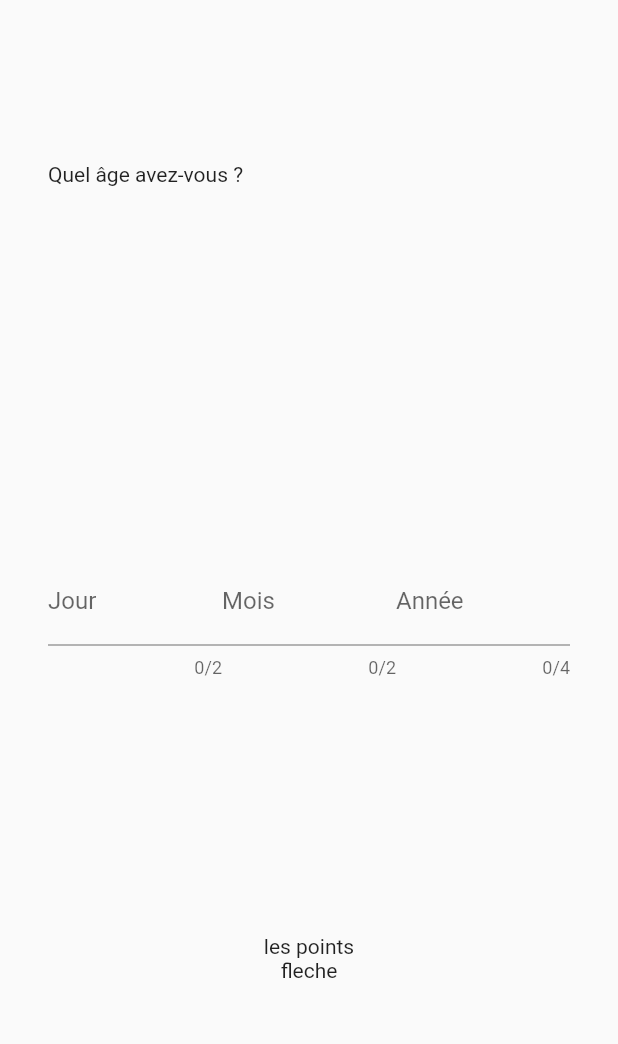
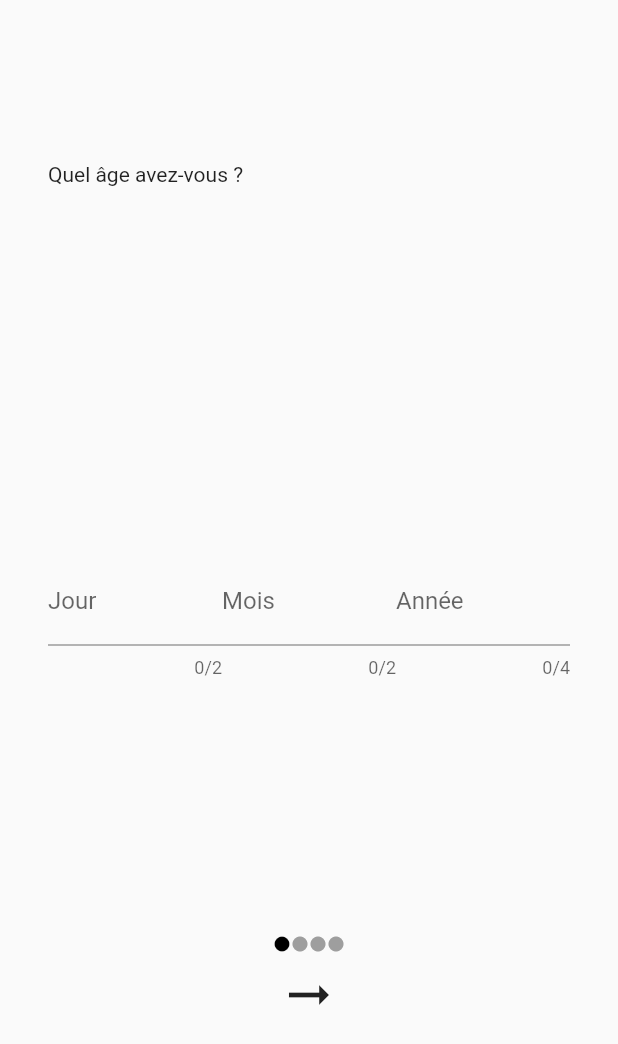
Before and after one commit to Explor-ea/exploreapp, a Flutter app: the screen it shows after launch, after a tap on "C'est parti !", on a phone screen of 412 x 824 dp. Shown: the top 1044 px of the screen. Run offline on Flutter 3.47's test engine with Material 2 defaults, Android fonts, the phone set to English and light mode, and no system bars.

Commit message:
create next step and navigate to it

```diff
--- a/lib/pages/start_screens/newcomer/stepper/birthdate.dart
+++ b/lib/pages/start_screens/newcomer/stepper/birthdate.dart
@@ -1,5 +1,6 @@
 import 'dart:developer';
 
+import 'package:exploreapp/pages/start_screens/newcomer/stepper/data_agreement.dart';
 import 'package:flutter/material.dart';
 import 'package:flutter/services.dart';
 
@@ -115,8 +116,39 @@ class _BirthdateState extends State<Birthdate> {
               child: Center(
                 child: Column(
                   children: [
-                    Text("les points"),
-                    Text("fleche"),
+                    Row(
+                      mainAxisAlignment: MainAxisAlignment.center,
+                      children: [
+                        Icon(
+                          Icons.circle,
+                          color: Colors.black,
+                          size: 12.0,
+                        ),
+                        Icon(
+                          Icons.circle,
+                          color: Colors.grey,
+                          size: 12.0,
+                        ),
+                        Icon(
+                          Icons.circle,
+                          color: Colors.grey,
+                          size: 12.0,
+                        ),
+                        Icon(
+                          Icons.circle,
+                          color: Colors.grey,
+                          size: 12.0,
+                        ),
+                      ],
+                    ),
+                    IconButton(
+                      icon: const Icon(Icons.arrow_right_alt),
+                      iconSize: 40.0,
+                      onPressed: () => Navigator.of(context).pushReplacement(
+                          MaterialPageRoute(
+                              builder: (BuildContext context) =>
+                                  DataAgreement())),
+                    ),
                   ],
                 ),
               ),
```
Also changed, not shown: lib/pages/start_screens/newcomer/stepper/data_agreement.dart (added, +26 -0 lines).
